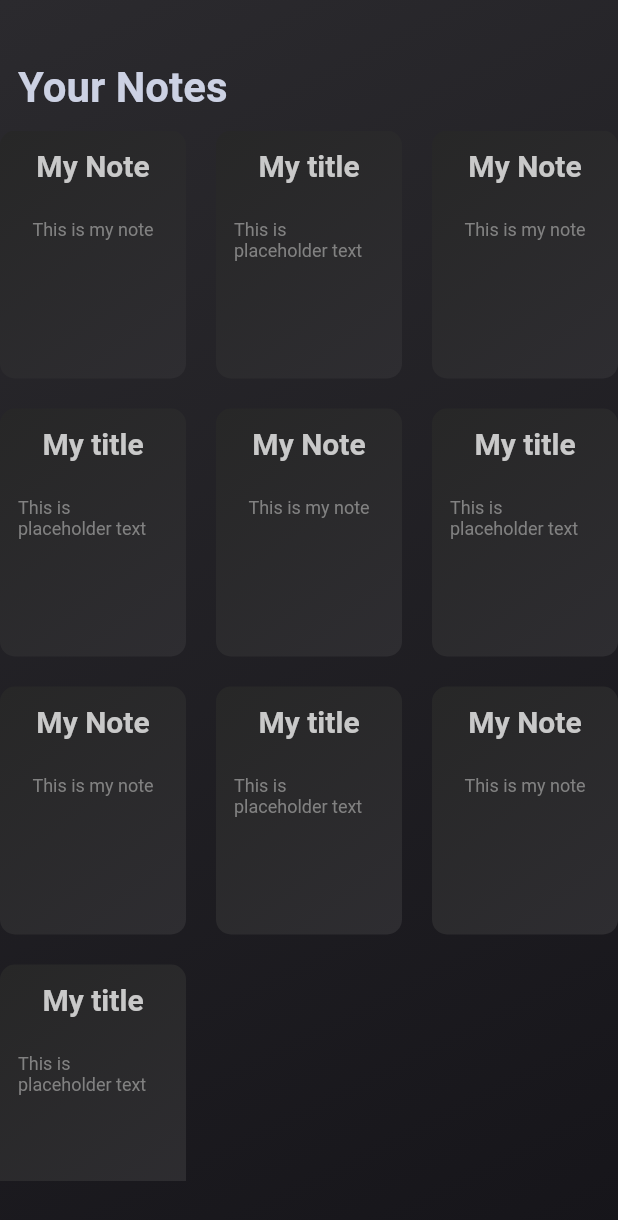
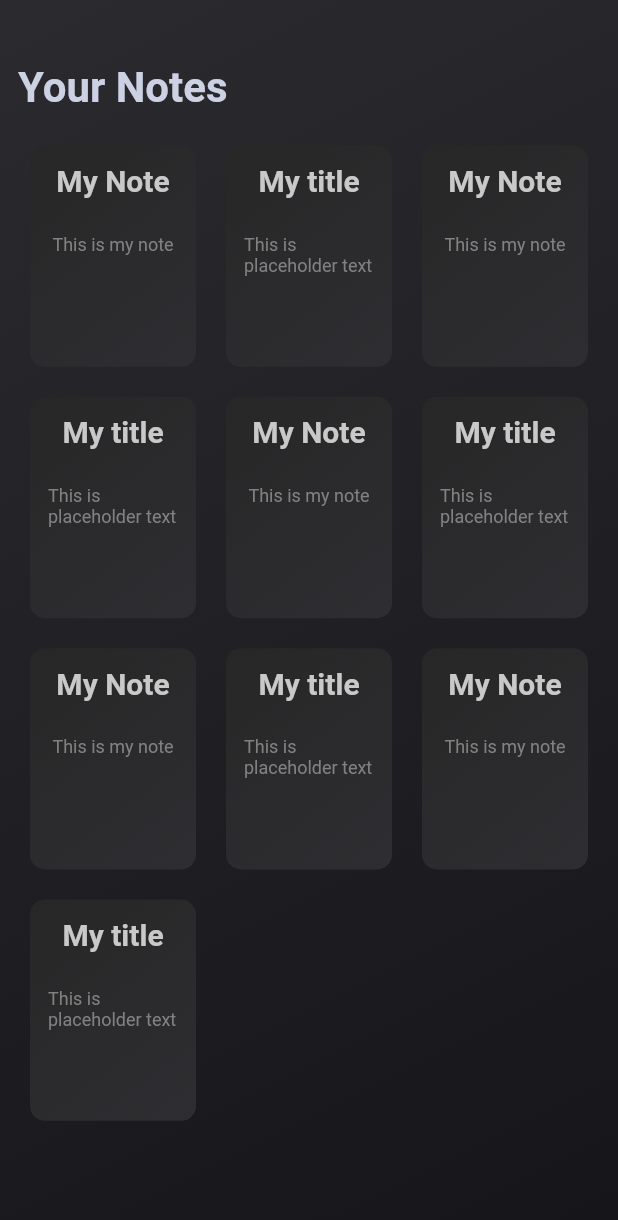
Before and after one commit to jacob-macleod/Smart-Notes, a Flutter app: the screen it shows after launch, on a phone screen of 412 x 824 dp. Shown: the top 1220 px of the screen. Run offline on Flutter 3.47's test engine with Material 2 defaults, Android fonts, the phone set to English and light mode, and no system bars.

Commit message:
Added padding to notes

```diff
--- a/lib/screens/main_page.dart
+++ b/lib/screens/main_page.dart
@@ -17,6 +17,7 @@ class MainPage extends StatelessWidget {
           Container(
             height: 700,
             child: GridView(
+              padding: const EdgeInsets.symmetric(horizontal: 20, vertical: 10),
               gridDelegate: const SliverGridDelegateWithFixedCrossAxisCount(
                 crossAxisCount: 3,
                 childAspectRatio: 3 / 4,
```
